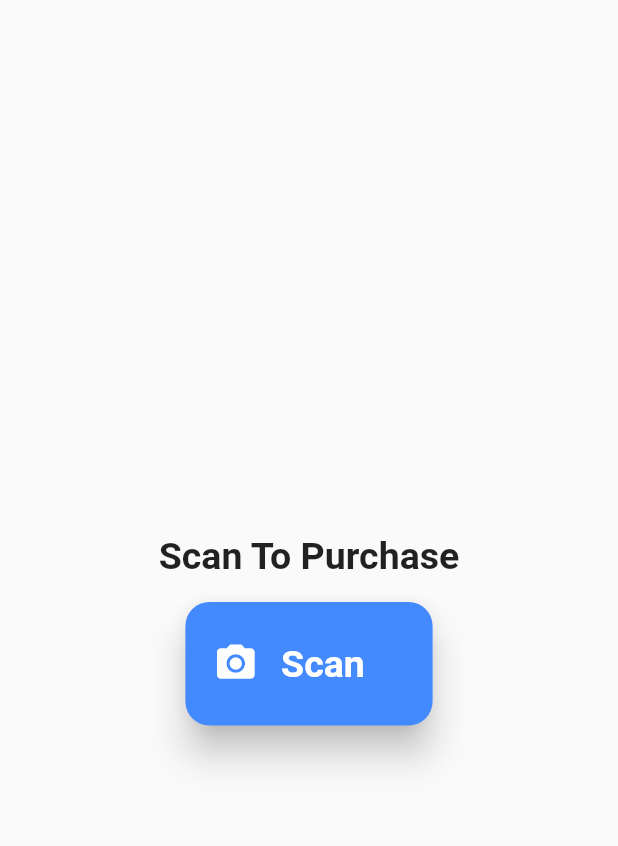
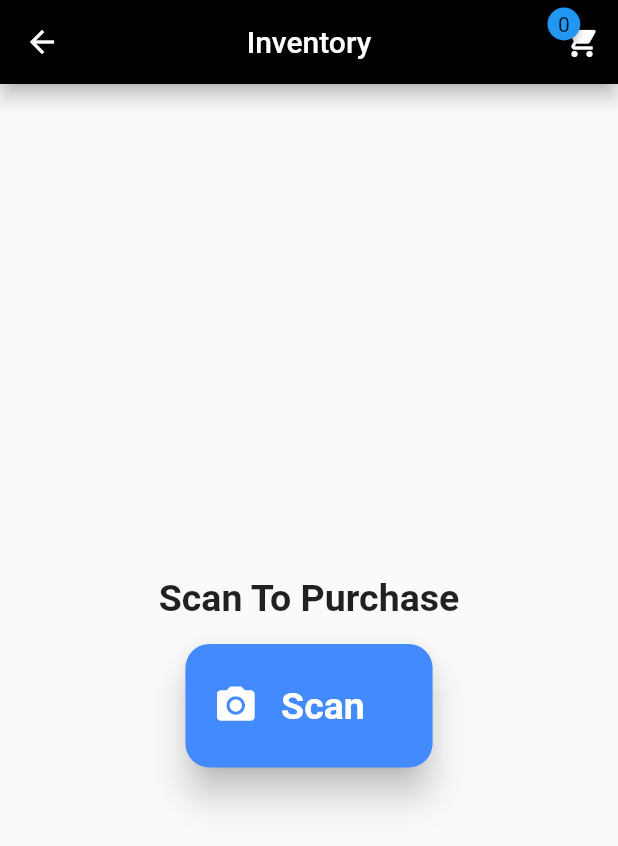
Before and after one commit to umangraval/Smart-Checkout-App, a Flutter app: the ScannerPage screen opened directly, on a phone screen of 412 x 824 dp. Shown: the top 846 px of the screen. Run offline on Flutter 3.47's test engine with Material 2 defaults, Android fonts, the phone set to English and light mode, and no system bars; drawn by our look-alikes of badges; our stand-ins replace animated_text_kit, curved_navigation_bar, material_design_icons_flutter, shared_preferences, tuple; missing offline and left inert: barcode_scan, encrypt, eventify; accounts and stored records are empty; network calls fail.

Commit message:
Completed Cart

```diff
--- a/lib/main.dart
+++ b/lib/main.dart
@@ -11,6 +11,8 @@ import 'package:shared_preferences/shared_preferences.dart';
   4. Payment Ready
   5. Profile Page Only need to get data
   6. All Transactions Only Need to Get Data
+  7. Update total on deletion of items in cart page
+  8. Empty Cart After Payment Completes
  */
 void main() {
   runApp(MyApp());
--- a/lib/screens/scanner_page.dart
+++ b/lib/screens/scanner_page.dart
@@ -1,5 +1,6 @@
 import 'dart:convert';
 
+import 'package:badges/badges.dart';
 import 'package:flutter/material.dart';
 import 'package:barcode_scan/barcode_scan.dart';
 import 'package:flutter/services.dart';
@@ -27,6 +28,8 @@ class _ScannerPageState extends State<ScannerPage> {
   CartItems cartItems = new CartItems();
   var token;
   CartScreen cartScreen = new CartScreen();
+  int cartValue;
+
   @override
   void didChangeDependencies() async {
     SharedPreferences sharedPreferences = await SharedPreferences.getInstance();
@@ -160,6 +163,9 @@ class _ScannerPageState extends State<ScannerPage> {
                       onPressed: () {
 //                        productDetails.cartItems.add(productDetails);
                         CartItems.cart.add(productDetails);
+                        setState(() {
+                          cartValue = CartItems.cart.length;
+                        });
                         print("Added->  ${CartItems.cart[0].name}");
                         scanResult = null;
                         Navigator.of(context).pop();
@@ -201,7 +207,29 @@ class _ScannerPageState extends State<ScannerPage> {
 
   @override
   build(BuildContext context) {
+    cartValue = cartValue = CartItems.cart == null ? 0 : CartItems.cart.length;
     return Scaffold(
+        appBar: AppBar(
+          title: Text('Inventory'),
+          centerTitle: true,
+          elevation: 5.0,
+          actions: [
+            Badge(
+              badgeContent: Text('$cartValue'),
+              toAnimate: true,
+              position: BadgePosition.bottomLeft(bottom: 25,left: 1),
+              shape: BadgeShape.circle,
+              padding: EdgeInsets.all(7.0),
+              badgeColor: Colors.blue,
+              child: IconButton(
+//            icon: Icon(Icons.exit_to_app),
+                icon: Icon(Icons.shopping_cart),
+
+                onPressed:() => Navigator.of(context).pushReplacement(MaterialPageRoute(builder: (BuildContext context) => CartScreen())),
+              ),
+            ),
+          ],
+        ),
         body: Column(
       mainAxisAlignment: MainAxisAlignment.center,
       children: [
```
Also changed, not shown: lib/screens/cart_screen.dart (+15 -2 lines), lib/screens/profile_page.dart (+27 -0 lines), lib/screens/qr_scanner.dart (+0 -22 lines), lib/screens/transaction_page.dart (+26 -1 lines).
